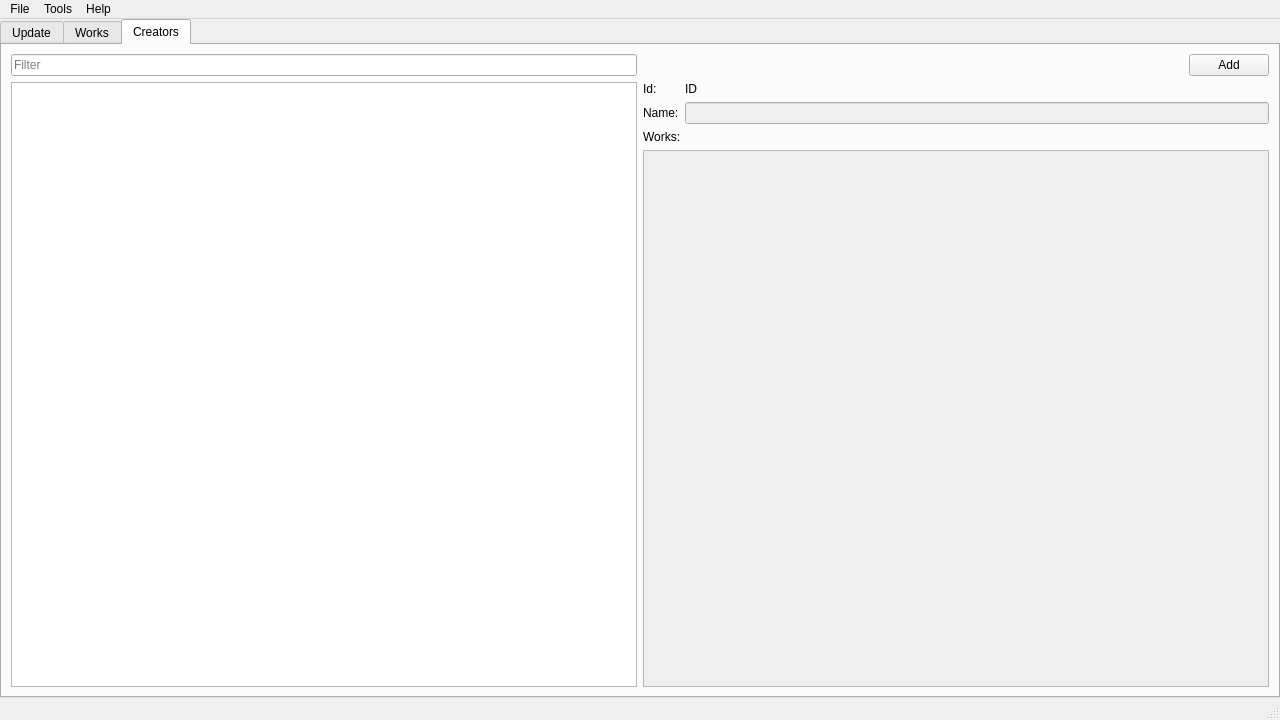
This is src/UI/MainWindow/MainWindow.ui in NikolaRoev/Tracker as Qt 5 draws it before an edit. The edited form follows.
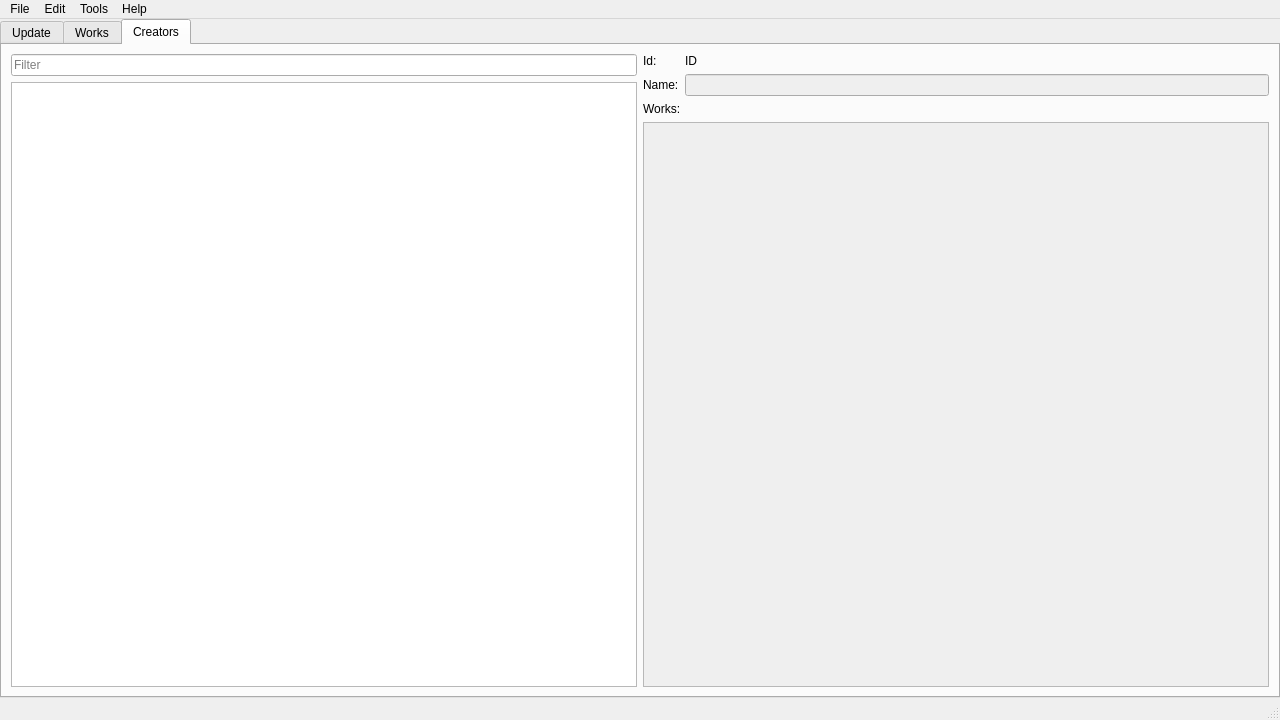
This is the edited form. The open tabs and pages were chosen to show the change. Icons and pictures are not drawn.

Commit message: Moved the add creator/work functionality to the menu bar.

Diff of the .ui file:
```diff
--- a/src/UI/MainWindow/MainWindow.ui
+++ b/src/UI/MainWindow/MainWindow.ui
@@ -726,34 +726,7 @@
         <item>
          <layout class="QVBoxLayout" name="verticalLayout_6">
           <item>
-           <layout class="QHBoxLayout" name="horizontalLayout_4">
-            <item>
-             <spacer name="horizontalSpacer_2">
-              <property name="orientation">
-               <enum>Qt::Horizontal</enum>
-              </property>
-              <property name="sizeHint" stdset="0">
-               <size>
-                <width>40</width>
-                <height>20</height>
-               </size>
-              </property>
-             </spacer>
-            </item>
-            <item>
-             <widget class="QPushButton" name="creatorsAddButton">
-              <property name="sizePolicy">
-               <sizepolicy hsizetype="Maximum" vsizetype="Fixed">
-                <horstretch>0</horstretch>
-                <verstretch>0</verstretch>
-               </sizepolicy>
-              </property>
-              <property name="text">
-               <string>Add</string>
-              </property>
-             </widget>
-            </item>
-           </layout>
+           <layout class="QHBoxLayout" name="horizontalLayout_4"/>
           </item>
           <item>
            <layout class="QFormLayout" name="formLayout_2">
@@ -852,7 +825,15 @@
     </property>
     <addaction name="actionSettings"/>
    </widget>
+   <widget class="QMenu" name="menuEdit">
+    <property name="title">
+     <string>Edit</string>
+    </property>
+    <addaction name="actionAdd_Work"/>
+    <addaction name="actionAdd_Creator"/>
+   </widget>
    <addaction name="menuFile"/>
+   <addaction name="menuEdit"/>
    <addaction name="menuTools"/>
    <addaction name="menuHelp"/>
   </widget>
```
Left out of the diff: 47 changed lines with no effect on the pictures. The commit also changes 2 other files.
